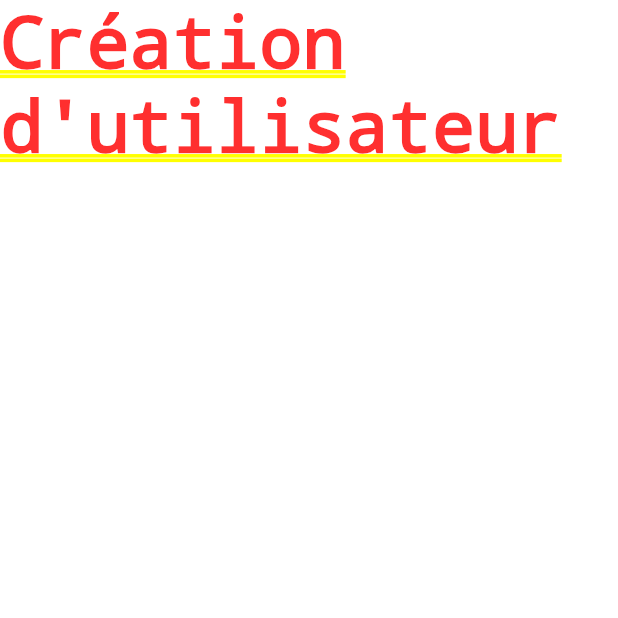
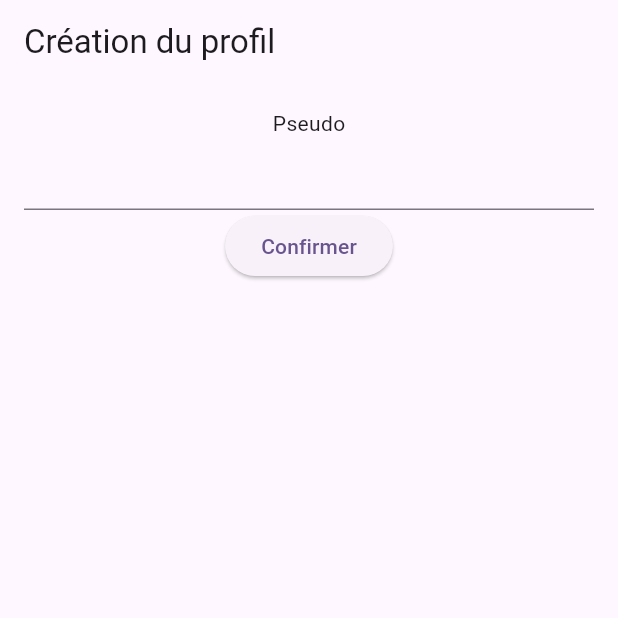
Before and after one commit to Bokuto72/habitsTracker, a Flutter app: the screen it shows after launch, on a phone screen of 412 x 824 dp, the top half of it. Run offline on Flutter 3.47's test engine with Material 3 defaults, Android fonts, the phone set to English and light mode, and no system bars; our stand-ins replace sqflite; missing offline and left inert: dart:ffi; accounts and stored records are empty.

Commit message:
ajout d'un écran de création de profil, une fois le compte créé, on est renvoyé vers la page d'accueil

```diff
--- a/lib/controllers/user_controller.dart
+++ /dev/null
@@ -1,3 +0,0 @@
-class UserController {
-
-}
--- a/lib/main.dart
+++ b/lib/main.dart
@@ -30,8 +30,9 @@ class _MyAppState extends State<MyApp> {
   Future<void> _checkUser() async {
     DatabaseManager dbManager = DatabaseManager.instance;
     int userCount = await dbManager.queryRowCount(DatabaseManager.tableUsers);
+    print("nb d'users : $userCount");
     setState(() {
-      _page = userCount == 0 ? const UserCreation() : const HomePage();
+      _page = userCount == 0 ? const UserCreationScreen() : const HomePage();
     });
   }
 
--- a/lib/views/home.dart
+++ b/lib/views/home.dart
@@ -1,10 +1,11 @@
 
 import 'package:flutter/cupertino.dart';
+import 'package:habits_tracker/data/models/user.dart';
 
 import '../data/database.dart';
 
 class HomePage extends StatefulWidget {
-  const HomePage({super.key});
+  const HomePage({super.key, User? user});
 
   @override
   State<HomePage> createState() => _HomePageState();
--- a/lib/views/user_creation.dart
+++ b/lib/views/user_creation.dart
@@ -1,18 +1,24 @@
+
+import 'dart:ffi';
 
 import 'package:flutter/cupertino.dart';
-import 'package:habits_tracker/controllers/user_controller.dart';
+import 'package:flutter/material.dart';
 import 'package:habits_tracker/data/database.dart';
+import 'package:habits_tracker/views/home.dart';
 
-class UserCreation extends StatefulWidget {
-  const UserCreation({super.key});
+import '../data/models/user.dart';
+
+class UserCreationScreen extends StatefulWidget {
+  const UserCreationScreen({super.key});
 
   @override
-  State<UserCreation> createState() => _UserCreationState();
+  State<UserCreationScreen> createState() => _UserCreationState();
 }
 
-class _UserCreationState extends State<UserCreation> {
+class _UserCreationState extends State<UserCreationScreen> {
   DatabaseManager databaseManager = DatabaseManager.instance;
-  UserController userController = UserController();
+  final userController = TextEditingController();
+  final formKey = GlobalKey<FormState>();
 
   @override
   void initState() {
@@ -21,7 +27,46 @@ class _UserCreationState extends State<UserCreation> {
 
   @override
   Widget build(BuildContext context) {
-    return Text("Création d'utilisateur");
+    return Scaffold(
+      appBar: AppBar(
+        title: Text('Création du profil',)
+      ),
+      body: Padding(
+        padding: const EdgeInsets.all(16.0),
+        child: Form(
+          key: formKey,
+          child: Column(
+            children: [
+              Text('Pseudo'),
+              TextFormField(
+                controller: userController,
+                validator: (value) {
+                  if(value == null || value.isEmpty) {
+                    return 'Veuillez renseigner un pseudo.';
+                  }
+                  return null;
+                },
+              ),
+              ElevatedButton(onPressed: () async {
+                if(formKey.currentState!.validate()) {
+                  User user = User(
+                    pseudo: userController.text,
+                    level: 1,
+                    xp: 0,
+                    health: 50,
+                  );
+                  await databaseManager.insert(DatabaseManager.tableUsers, user.toMap());
+                  Navigator.pushReplacement(
+                    context,
+                    MaterialPageRoute(builder: (context) => HomePage(user: user))
+                  );
+                }
+              }, child: Text('Confirmer'))
+            ],
+          )
+        )
+      )
+    );
   }
 
 }
```
